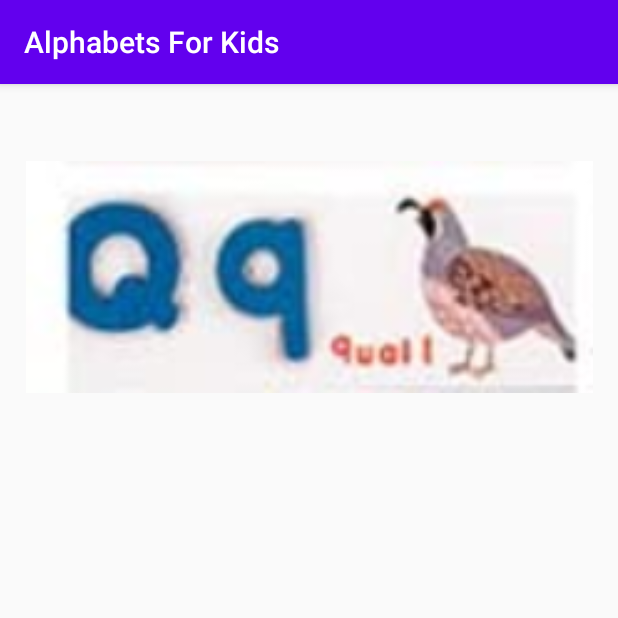
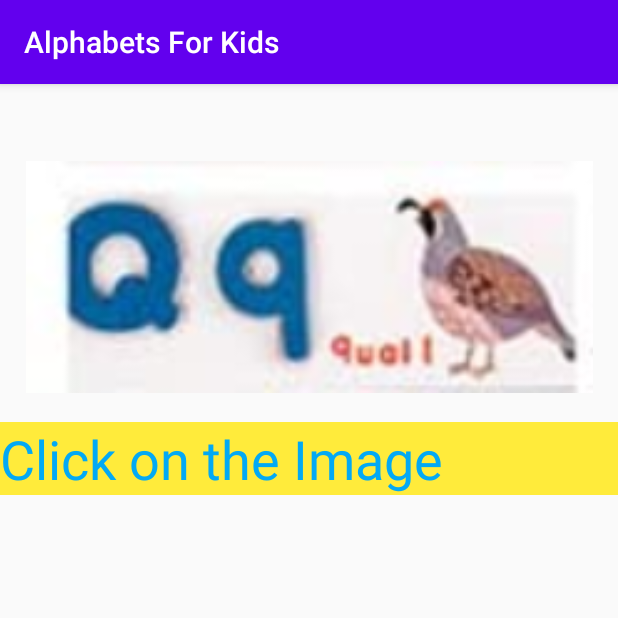
Before and after one commit to mehroz-muzaffar-SEF18/AssignmentOne, an Android app: the screen it shows after launch (ShowAlphabet), after a tap on an icon or button, on a phone screen of 412 x 824 dp, the top half of it. Run offline under Robolectric (Android 15) with nearby library versions, the phone set to English and light mode, and no system bars.

Commit message:
Finalized the Project

```diff
--- a/AlphabetsForKids/app/src/main/java/com/mypkg/alphabetsforkids/ShowAlphabet.java
+++ b/AlphabetsForKids/app/src/main/java/com/mypkg/alphabetsforkids/ShowAlphabet.java
@@ -2,9 +2,13 @@ package com.mypkg.alphabetsforkids;
 
 import androidx.appcompat.app.AppCompatActivity;
 
+import android.content.res.AssetFileDescriptor;
+import android.media.MediaPlayer;
 import android.os.Bundle;
 import android.view.View;
 import android.widget.ImageView;
+
+import java.io.IOException;
 
 public class ShowAlphabet extends AppCompatActivity {
 
--- a/AlphabetsForKids/app/src/main/res/layout/activity_show_alphabet.xml
+++ b/AlphabetsForKids/app/src/main/res/layout/activity_show_alphabet.xml
@@ -16,4 +16,16 @@
         app:layout_constraintStart_toStartOf="parent"
         app:layout_constraintTop_toTopOf="parent"
         app:srcCompat="@drawable/aa" />
+
+    <TextView
+        android:id="@+id/textView"
+        android:layout_width="0dp"
+        android:layout_height="wrap_content"
+        android:background="#FFEB3B"
+        android:text="Click on the Image"
+        android:textColor="#03A9F4"
+        android:textSize="36sp"
+        app:layout_constraintEnd_toEndOf="parent"
+        app:layout_constraintStart_toStartOf="parent"
+        app:layout_constraintTop_toBottomOf="@+id/LetterImage" />
 </androidx.constraintlayout.widget.ConstraintLayout>
```
Also changed, not shown: 1 other file.
